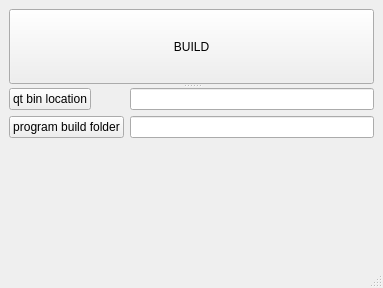
This is qtCreatorBuiler/mainwindow.ui in NoxNoscope/qtCreatorBuiler as Qt 5 draws it before an edit. The edited form follows.
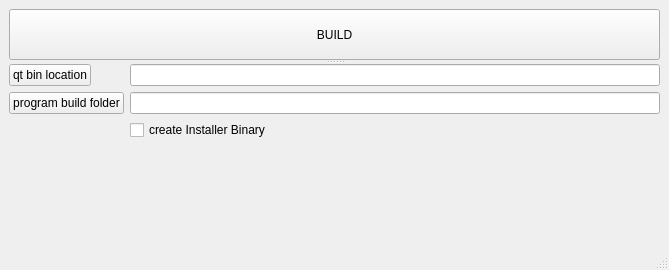
This is the edited form.

Commit message:
added a checlbox that does nothing
planning on adding something like installforge into this program

The edit to the form file:
```diff
--- a/qtCreatorBuiler/mainwindow.ui
+++ b/qtCreatorBuiler/mainwindow.ui
@@ -6,8 +6,8 @@
    <rect>
     <x>0</x>
     <y>0</y>
-    <width>383</width>
-    <height>288</height>
+    <width>669</width>
+    <height>270</height>
    </rect>
   </property>
   <property name="windowTitle">
@@ -25,7 +25,7 @@
         <string>BUILD</string>
        </property>
       </widget>
-      <widget class="QWidget" name="">
+      <widget class="QWidget" name="layoutWidget">
        <layout class="QFormLayout" name="formLayout">
         <item row="0" column="0">
          <widget class="QPushButton" name="pushButton">
@@ -47,6 +47,13 @@
         <item row="1" column="1">
          <widget class="QLineEdit" name="buildLineEdit"/>
         </item>
+        <item row="2" column="1">
+         <widget class="QCheckBox" name="checkBoxBinary">
+          <property name="text">
+           <string>create Installer Binary</string>
+          </property>
+         </widget>
+        </item>
        </layout>
       </widget>
      </widget>
```
Left out of the diff: 4 changed lines with no effect on the pictures. The commit also changes 2 other files.
